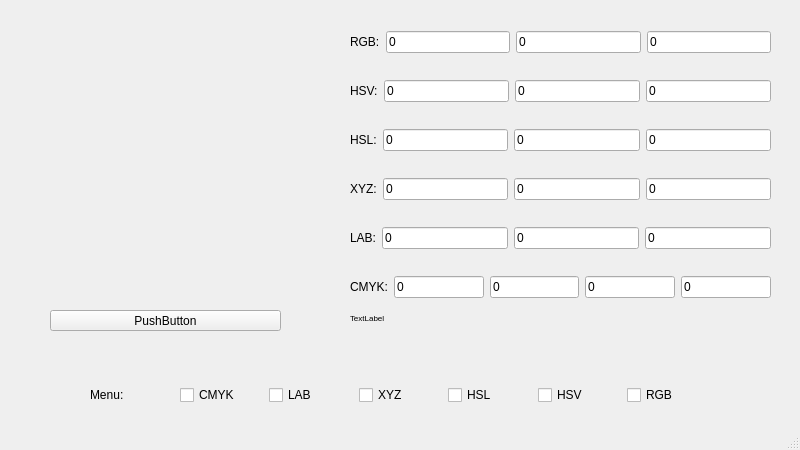
Qt form mainwindow.ui (profy0/colors) before a commit.
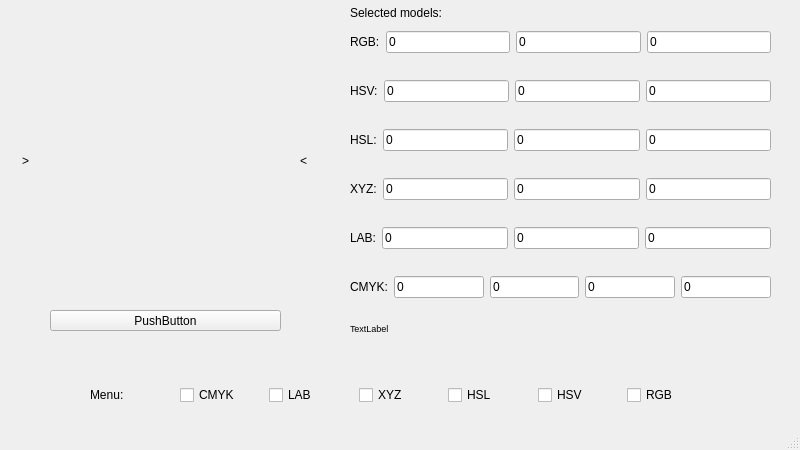
The same form after that commit.

```diff
--- a/mainwindow.ui
+++ b/mainwindow.ui
@@ -363,20 +363,59 @@
     <property name="geometry">
      <rect>
       <x>350</x>
-      <y>310</y>
+      <y>320</y>
       <width>421</width>
       <height>16</height>
      </rect>
     </property>
     <property name="font">
      <font>
-      <pointsize>6</pointsize>
+      <pointsize>7</pointsize>
      </font>
     </property>
     <property name="text">
      <string>TextLabel</string>
     </property>
    </widget>
+   <widget class="QLabel" name="label_2">
+    <property name="geometry">
+     <rect>
+      <x>350</x>
+      <y>5</y>
+      <width>421</width>
+      <height>16</height>
+     </rect>
+    </property>
+    <property name="text">
+     <string>Selected models: </string>
+    </property>
+   </widget>
+   <widget class="QLabel" name="label_3">
+    <property name="geometry">
+     <rect>
+      <x>22</x>
+      <y>153</y>
+      <width>16</width>
+      <height>16</height>
+     </rect>
+    </property>
+    <property name="text">
+     <string>&gt;</string>
+    </property>
+   </widget>
+   <widget class="QLabel" name="label_4">
+    <property name="geometry">
+     <rect>
+      <x>300</x>
+      <y>153</y>
+      <width>16</width>
+      <height>16</height>
+     </rect>
+    </property>
+    <property name="text">
+     <string>&lt;</string>
+    </property>
+   </widget>
   </widget>
   <widget class="QMenuBar" name="menubar">
    <property name="geometry">
```
